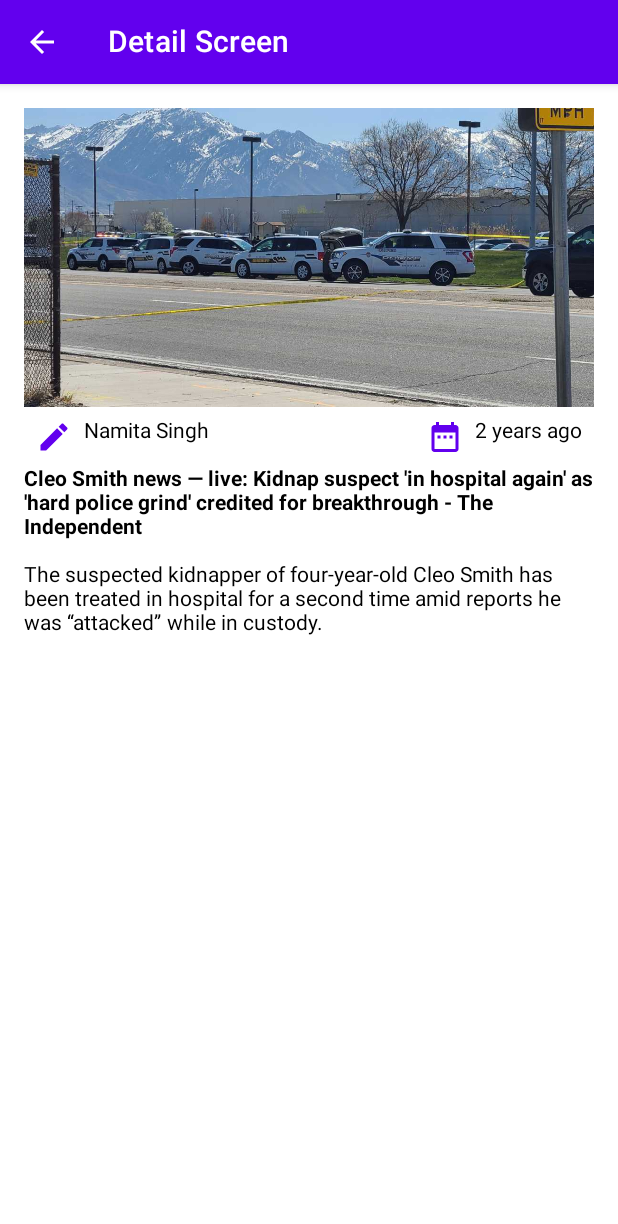
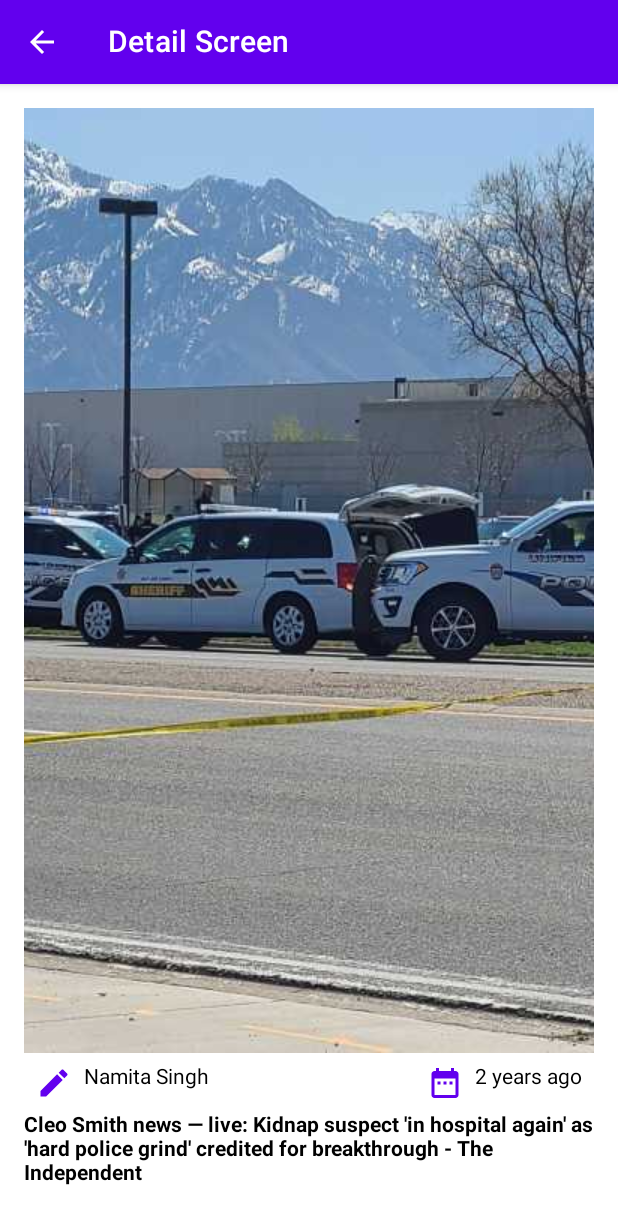
Before and after one commit to darmainchiro/News-App-Compose, an Android app built with Jetpack Compose: the @Preview function DetailScreenPreview, on a phone screen of 412 x 824 dp. Shown: the top 1224 px of the screen. Run offline under Robolectric (Android 15) with nearby library versions, the phone set to English and light mode, and no system bars; pictures from the network do not load.

Commit message:
update data topnews and make category screen

```diff
--- a/app/build.gradle.kts
+++ b/app/build.gradle.kts
@@ -9,7 +9,7 @@ plugins {
 
 android {
     namespace = "id.ajiguna.newsappcompose"
-    compileSdk = 33
+    compileSdk = 34
 
     defaultConfig {
         applicationId = "id.ajiguna.newsappcompose"
@@ -56,7 +56,7 @@ android {
 
 dependencies {
 
-    implementation ("com.github.skydoves:landscapist-coil:2.2.7")
+    implementation("io.coil-kt:coil-compose:2.4.0")
     implementation("com.squareup.moshi:moshi-kotlin:1.14.0")
     implementation ("com.squareup.retrofit2:converter-moshi:2.9.0")
     implementation ("com.squareup.retrofit2:retrofit:2.9.0")
--- a/app/src/main/java/id/ajiguna/newsappcompose/MockData.kt
+++ b/app/src/main/java/id/ajiguna/newsappcompose/model/MockData.kt
@@ -1,8 +1,9 @@
-package id.ajiguna.newsappcompose
+package id.ajiguna.newsappcompose.model
 
 import android.icu.text.SimpleDateFormat
 import android.os.Build
 import android.util.Log
+import id.ajiguna.newsappcompose.R
 import java.util.Calendar
 import java.util.Date
 import java.util.Locale
@@ -73,7 +74,7 @@ object MockData {
         )
     )
 
-    fun getNews(newsId: Int?):NewsData{
+    fun getNews(newsId: Int?): NewsData {
         return topNewsList.first{it.id == newsId}
     }
 
--- a/app/src/main/java/id/ajiguna/newsappcompose/NewsData.kt
+++ b/app/src/main/java/id/ajiguna/newsappcompose/model/NewsData.kt
@@ -1,4 +1,6 @@
-package id.ajiguna.newsappcompose
+package id.ajiguna.newsappcompose.model
+
+import id.ajiguna.newsappcompose.R
 
 data class NewsData(
     val id: Int,
--- a/app/src/main/java/id/ajiguna/newsappcompose/network/NewsService.kt
+++ b/app/src/main/java/id/ajiguna/newsappcompose/network/NewsService.kt
@@ -1,6 +1,6 @@
 package id.ajiguna.newsappcompose.network
 
-import id.ajiguna.newsappcompose.models.TopNewsResponse
+import id.ajiguna.newsappcompose.network.models.TopNewsResponse
 import retrofit2.Call
 import retrofit2.http.GET
 import retrofit2.http.Query
--- a/app/src/main/java/id/ajiguna/newsappcompose/models/Source.kt
+++ b/app/src/main/java/id/ajiguna/newsappcompose/network/models/Source.kt
@@ -1,4 +1,4 @@
-package id.ajiguna.newsappcompose.models
+package id.ajiguna.newsappcompose.network.models
 
 data class Source(val id : String? = null,
                   val name : String? = null)
--- a/app/src/main/java/id/ajiguna/newsappcompose/models/TopNewsArticle.kt
+++ b/app/src/main/java/id/ajiguna/newsappcompose/network/models/TopNewsArticle.kt
@@ -1,4 +1,4 @@
-package id.ajiguna.newsappcompose.models
+package id.ajiguna.newsappcompose.network.models
 
 data class TopNewsArticle(
     val source : Source? = null,
--- a/app/src/main/java/id/ajiguna/newsappcompose/models/TopNewsResponse.kt
+++ b/app/src/main/java/id/ajiguna/newsappcompose/network/models/TopNewsResponse.kt
@@ -1,4 +1,4 @@
-package id.ajiguna.newsappcompose.models
+package id.ajiguna.newsappcompose.network.models
 
 data class TopNewsResponse(val status : String? = null,
                            val totalResults : Int? = null,
--- a/app/src/main/java/id/ajiguna/newsappcompose/ui/screen/DetailScreen.kt
+++ b/app/src/main/java/id/ajiguna/newsappcompose/ui/screen/DetailScreen.kt
@@ -1,7 +1,5 @@
 package id.ajiguna.newsappcompose.ui.screen
 
-import android.annotation.SuppressLint
-import androidx.compose.foundation.Image
 import androidx.compose.foundation.ScrollState
 import androidx.compose.foundation.layout.Arrangement
 import androidx.compose.foundation.layout.Column
@@ -10,7 +8,6 @@ import androidx.compose.foundation.layout.fillMaxWidth
 import androidx.compose.foundation.layout.padding
 import androidx.compose.foundation.rememberScrollState
 import androidx.compose.foundation.verticalScroll
-import androidx.compose.material.Button
 import androidx.compose.material.Icon
 import androidx.compose.material.IconButton
 import androidx.compose.material.Scaffold
@@ -24,6 +21,7 @@ import androidx.compose.runtime.Composable
 import androidx.compose.ui.Alignment
 import androidx.compose.ui.Modifier
 import androidx.compose.ui.graphics.vector.ImageVector
+import androidx.compose.ui.layout.ContentScale
 import androidx.compose.ui.res.colorResource
 import androidx.compose.ui.res.painterResource
 import androidx.compose.ui.text.font.FontWeight
@@ -31,13 +29,14 @@ import androidx.compose.ui.tooling.preview.Preview
 import androidx.compose.ui.unit.dp
 import androidx.navigation.NavController
 import androidx.navigation.compose.rememberNavController
-import id.ajiguna.newsappcompose.MockData
-import id.ajiguna.newsappcompose.MockData.getTimeAgo
-import id.ajiguna.newsappcompose.NewsData
+import coil.compose.AsyncImage
+import id.ajiguna.newsappcompose.model.MockData
+import id.ajiguna.newsappcompose.model.MockData.getTimeAgo
 import id.ajiguna.newsappcompose.R
+import id.ajiguna.newsappcompose.network.models.TopNewsArticle
 
 @Composable
-fun DetailScreen(newsData: NewsData, scrollState: ScrollState, navController: NavController){
+fun DetailScreen(article: TopNewsArticle, scrollState: ScrollState, navController: NavController){
     Scaffold(
         topBar = {
             DetailTopAppBar(onBackPressed = {navController.popBackStack()})
@@ -50,18 +49,24 @@ fun DetailScreen(newsData: NewsData, scrollState: ScrollState, navController: Na
                     .verticalScroll(scrollState),
                 horizontalAlignment = Alignment.CenterHorizontally
             ) {
-                Image(painter = painterResource(id = newsData.image),
-                    contentDescription = "")
+                AsyncImage(
+                    model  = article.urlToImage,
+                    placeholder = painterResource(R.drawable.example),
+                    contentDescription = "",
+                    contentScale = ContentScale.Crop,
+                    error = painterResource(R.drawable.example)
+                )
+
                 Row(modifier = Modifier
                     .fillMaxWidth()
                     .padding(8.dp),
                     horizontalArrangement = Arrangement.SpaceBetween
                 ) {
-                    InfoWithIcon(Icons.Default.Edit, info = newsData.author)
-                    InfoWithIcon(Icons.Default.DateRange, info = MockData.stringToDate(newsData.publishedAt).getTimeAgo())
+                    InfoWithIcon(Icons.Default.Edit, info = article.author?:"Not Available")
+                    InfoWithIcon(Icons.Default.DateRange, info = MockData.stringToDate(article.publishedAt!!).getTimeAgo())
                 }
-                Text(text = newsData.title, fontWeight = FontWeight.Bold)
-                Text(text = newsData.description, modifier = Modifier.padding(top=16.dp))
+                Text(text = article.title?:"Not Available", fontWeight = FontWeight.Bold)
+                Text(text = article.description?:"Not Available", modifier = Modifier.padding(top=16.dp))
             }
         }
     )
@@ -94,8 +99,7 @@ fun InfoWithIcon( icon: ImageVector, info: String){
 @Composable
 fun DetailScreenPreview(){
     DetailScreen(
-        NewsData(
-            2,
+        TopNewsArticle(
             author = "Namita Singh",
             title = "Cleo Smith news — live: Kidnap suspect 'in hospital again' as 'hard police grind' credited for breakthrough - The Independent",
             description = "The suspected kidnapper of four-year-old Cleo Smith has been treated in hospital for a second time amid reports he was “attacked” while in custody.",
```
Also changed, not shown: app/src/main/java/id/ajiguna/newsappcompose/model/ArticleCategory.kt (added, +22 -0 lines), app/src/main/java/id/ajiguna/newsappcompose/network/NewsManager.kt (+11 -1 lines), app/src/main/java/id/ajiguna/newsappcompose/ui/NewsApp.kt (+22 -17 lines), app/src/main/java/id/ajiguna/newsappcompose/ui/screen/Categories.kt (+48 -2 lines), app/src/main/java/id/ajiguna/newsappcompose/ui/screen/TopNews.kt (+35 -19 lines).
